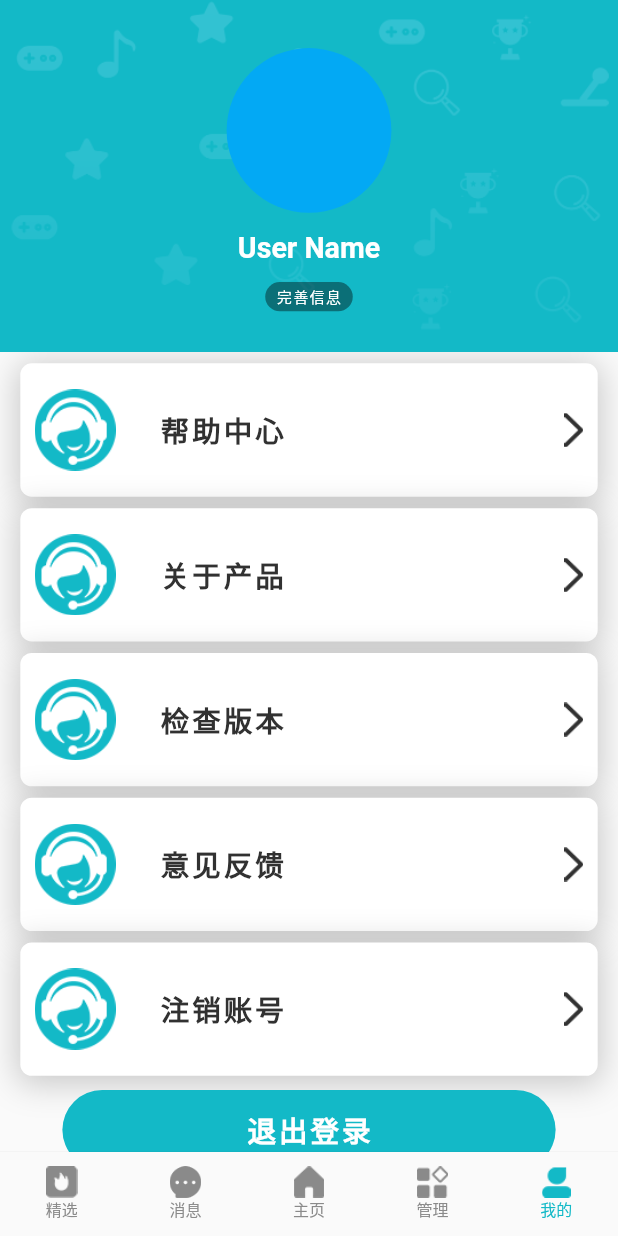
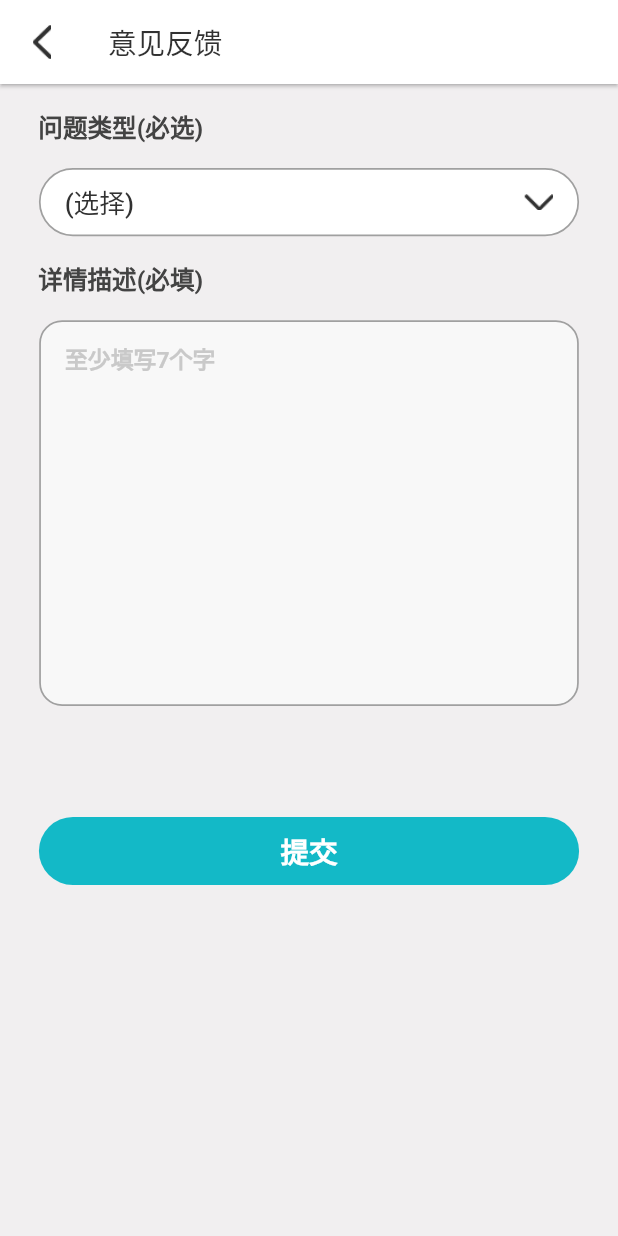
Before and after one commit to zysq-tech/stu_plat, a Flutter app: the HomePage screen opened directly with empty values, item 5 of the bottom bar chosen, after a tap on "意见反馈", on a phone screen of 412 x 824 dp. Run offline on Flutter 3.47's test engine with Material 2 defaults, Android fonts, the phone set to English and light mode, and no system bars; our stand-ins replace convert, dio, expandable, fluro, flutter_rating_bar, flutter_screenutil and 7 more; missing offline and left inert: device_apps, flutter_picker; accounts and stored records are empty; generated files the repository leaves out were written again; statements that could not run were skipped.

Commit message:
feedback page

```diff
--- a/lib/config/route_handlers.dart
+++ b/lib/config/route_handlers.dart
@@ -55,3 +55,9 @@ var helpCenterHandler = Handler(
           data: HelpCenterPageData.fromJson(
               jsonToObject(fluroCnParamsDecode(params['data'][0]))),
         ));
+
+var feedbackHandler = Handler(
+    handlerFunc: (_, params) => FeedbackPage(
+          data: FeedbackPageData.fromJson(
+              jsonToObject(fluroCnParamsDecode(params['data'][0]))),
+        ));
--- a/lib/config/routes.dart
+++ b/lib/config/routes.dart
@@ -13,6 +13,7 @@ class Routes {
   static String editPhoneEmail = '/editPhoneEmail';
   static String unregister = '/unregister';
   static String helpCenter = '/helpCenter';
+  static String feedback = '/feedback';
 
   static void configureRoutes(Router router) {
     router.notFoundHandler = Handler(
@@ -30,5 +31,6 @@ class Routes {
     router.define(editPhoneEmail, handler: editPhoneEmailHandler);
     router.define(unregister, handler: unregisterHandler);
     router.define(helpCenter, handler: helpCenterHandler);
+    router.define(feedback, handler: feedbackHandler);
   }
 }
--- a/lib/data/page_data.dart
+++ b/lib/data/page_data.dart
@@ -113,3 +113,14 @@ class HelpCenterPageData implements IToJson {
   factory HelpCenterPageData.fromJson(Map<String, dynamic> json) =>
       _$HelpCenterPageDataFromJson(json);
 }
+
+@JsonSerializable()
+class FeedbackPageData implements IToJson {
+  FeedbackPageData();
+
+  @override
+  Map<String, dynamic> toJson() => _$FeedbackPageDataToJson(this);
+
+  factory FeedbackPageData.fromJson(Map<String, dynamic> json) =>
+      _$FeedbackPageDataFromJson(json);
+}
--- /dev/null
+++ b/lib/pages/FeedbackPage.dart
@@ -0,0 +1,256 @@
+import 'package:flutter/material.dart';
+import 'package:flutter/services.dart';
+import 'package:flutter_screenutil/flutter_screenutil.dart';
+
+import '../Application.dart';
+import '../data/page_data.dart';
+import '../data/other.dart';
+import '../components/customCard.dart';
+
+class FeedbackPage extends StatefulWidget {
+  FeedbackPage({@required this.data});
+
+  final FeedbackPageData data;
+
+  @override
+  _FeedbackPageState createState() => _FeedbackPageState();
+}
+
+class _FeedbackPageState extends State<FeedbackPage> {
+  ScreenUtil su;
+
+  TextEditingController contentController = TextEditingController();
+  FocusNode contentFocus = FocusNode();
+
+  FocusNode selectorFocus = FocusNode();
+  FocusNode _pageFocus = FocusNode();
+
+  // List<QuestionTypeData> questionList;
+  List<String> questionList;
+  int _selectIndex;
+
+  TextStyle _contentStyle;
+
+  OverlayEntry _selectorEntry;
+
+  LayerLink _layerLink = LayerLink();
+
+  @override
+  void initState() {
+    super.initState();
+    su = Application().screenUtil;
+    _contentStyle = TextStyle(
+        color: hexToColor('#c9c9c9'),
+        fontSize: su.setSp(40),
+        fontWeight: FontWeight.bold);
+    questionList = ['账号密码', '下载', '用户身份', '客户端', '其他'];
+    selectorFocus.addListener(() {
+      if (selectorFocus.hasFocus) {
+        _selectorEntry = createSelectPopupWindow();
+        Overlay.of(context).insert(_selectorEntry);
+      } else {
+        _selectorEntry.remove();
+      }
+    });
+  }
+
+  OverlayEntry createSelectPopupWindow() {
+    return OverlayEntry(
+      builder: (_) => Positioned(
+        width: su.setWidth(944),
+        child: CompositedTransformFollower(
+          link: _layerLink,
+          child: CustomCard(
+            width: su.setWidth(944),
+            // constraints: BoxConstraints(maxHeight: su.setWidth(800)),
+            borderRadius: BorderRadius.circular(su.setWidth(59.5)),
+            border:
+                Border.all(color: hexToColor('#a0a0a0'), width: su.setWidth(3)),
+            boxShadow: CustomCard.noneBoxShadow,
+            child: Column(
+              children: questionList.map((str) {
+                int index = questionList.indexOf(str);
+                return FlatButton(
+                  onPressed: () {
+                    setState(() {
+                      _selectIndex = index;
+                      emptyFocus();
+                    });
+                  },
+                  child: Row(
+                    children: <Widget>[
+                      Text(
+                        questionList[index],
+                        style: TextStyle(
+                            color: hexToColor('#313131'),
+                            fontSize: su.setSp(45)),
+                      )
+                    ],
+                  ),
+                );
+              }).toList(),
+            ),
+          ),
+        ),
+      ),
+    );
+  }
+
+  void onSelectType() {
+    emptyFocus();
+    if (questionList == null) return;
+    FocusScope.of(context).requestFocus(selectorFocus);
+  }
+
+  void submitFeedback() {
+    emptyFocus();
+  }
+
+  void emptyFocus() {
+    FocusScope.of(context).requestFocus(_pageFocus);
+  }
+
+  @override
+  Widget build(BuildContext context) {
+    return Scaffold(
+      backgroundColor: homeBgColor,
+      appBar: AppBar(
+        title: Text(
+          '意见反馈',
+          style:
+              TextStyle(fontSize: su.setSp(50), color: hexToColor('#313131')),
+        ),
+        leading: MaterialButton(
+          child: Image.asset(
+            'assets/icon/icon_return.png',
+            width: su.setWidth(33),
+            height: su.setWidth(61),
+          ),
+          onPressed: () {
+            emptyFocus();
+            Navigator.pop(context);
+          },
+        ),
+      ),
+      body: GestureDetector(
+        onTap: emptyFocus,
+        child: SingleChildScrollView(
+          physics: NeverScrollableScrollPhysics(),
+          child: Center(
+            child: Column(
+              children: <Widget>[
+                buildTips('问题类型(必选)'),
+                buildTypeSelector(),
+                buildTips('详情描述(必填)'),
+                buildContentInput(),
+                buildSubmitBtn()
+              ],
+            ),
+          ),
+        ),
+      ),
+    );
+  }
+
+  CustomCard buildSubmitBtn() {
+    return CustomCard.cricleEnds(
+        width: su.setWidth(944),
+        height: su.setWidth(119),
+        color: mainThemeColor,
+        boxShadow: CustomCard.noneBoxShadow,
+        margin: EdgeInsets.only(top: su.setWidth(194)),
+        child: FlatButton(
+          onPressed: submitFeedback,
+          child: Center(
+            child: Text(
+              '提交',
+              style: TextStyle(
+                  color: Colors.white,
+                  fontSize: su.setSp(50),
+                  fontWeight: FontWeight.bold),
+            ),
+          ),
+        ));
+  }
+
+  CustomCard buildContentInput() {
+    return CustomCard(
+      width: su.setWidth(943),
+      height: su.setWidth(674),
+      color: hexToColor('#f8f8f8'),
+      boxShadow: CustomCard.noneBoxShadow,
+      borderRadius: BorderRadius.circular(su.setWidth(40)),
+      padding: EdgeInsets.symmetric(horizontal: su.setWidth(42)),
+      border: Border.all(color: hexToColor('#a0a0a0'), width: su.setWidth(3)),
+      alignment: Alignment.topLeft,
+      child: TextField(
+        controller: contentController,
+        focusNode: contentFocus,
+        style: _contentStyle,
+        keyboardType: TextInputType.multiline,
+        maxLines: null,
+        inputFormatters: [LengthLimitingTextInputFormatter(100)],
+        decoration: InputDecoration(
+            border: InputBorder.none,
+            hintStyle: _contentStyle,
+            hintText: '至少填写7个字'),
+      ),
+    );
+  }
+
+  Widget buildTypeSelector() {
+    return CompositedTransformTarget(
+      link: _layerLink,
+      child: CustomCard.cricleEnds(
+        width: su.setWidth(944),
+        height: su.setWidth(119),
+        border: Border.all(color: hexToColor('#a0a0a0'), width: su.setWidth(3)),
+        boxShadow: CustomCard.noneBoxShadow,
+        child: FlatButton(
+          onPressed: onSelectType,
+          focusNode: selectorFocus,
+          child: Row(
+            mainAxisAlignment: MainAxisAlignment.spaceBetween,
+            children: <Widget>[
+              Text(
+                _selectIndex == null ? '(选择)' : questionList[_selectIndex],
+                style: TextStyle(
+                    color: hexToColor('#313131'), fontSize: su.setSp(45)),
+              ),
+              Image.asset(
+                'assets/icon/icon_dropdown.png',
+                width: su.setWidth(52),
+                height: su.setWidth(28),
+              )
+            ],
+          ),
+        ),
+      ),
+    );
+  }
+
+  Container buildTips(String text) {
+    return Container(
+      width: su.setWidth(1080),
+      padding: EdgeInsets.symmetric(horizontal: su.setWidth(67)),
+      margin: EdgeInsets.symmetric(vertical: su.setWidth(42)),
+      child: Text(
+        text,
+        style: TextStyle(
+            color: hexToColor('#434343'),
+            fontSize: su.setSp(43),
+            fontWeight: FontWeight.bold),
+      ),
+    );
+  }
+
+  @override
+  void dispose() {
+    contentController.dispose();
+    contentFocus.dispose();
+    selectorFocus.dispose();
+    _pageFocus.dispose();
+
+    super.dispose();
+  }
+}
--- a/lib/pages/index.dart
+++ b/lib/pages/index.dart
@@ -7,3 +7,4 @@ export './UserInfoPage.dart';
 export './EditPhoneEmailPage.dart';
 export './UnregisterPage.dart';
 export './HelpCenterPage.dart';
+export './FeedbackPage.dart';
--- a/lib/pages/views/UserView.dart
+++ b/lib/pages/views/UserView.dart
@@ -88,7 +88,13 @@ class _UserViewState extends State<UserView>
                   }),
                   buildEntranceTab('关于产品', onTap: () {}),
                   buildEntranceTab('检查版本', onTap: () {}),
-                  buildEntranceTab('意见反馈', onTap: () {}),
+                  buildEntranceTab('意见反馈', onTap: () {
+                    String str =
+                        fluroCnParamsEncode(objectToJson(FeedbackPageData()));
+                    Application()
+                        .router
+                        .navigateTo(context, '${Routes.feedback}?data=$str');
+                  }),
                   buildEntranceTab('注销账号', onTap: () {
                     String str =
                         fluroCnParamsEncode(objectToJson(UnregisterPageData()));
```
Also changed, not shown: assets/icon/icon_dropdown.png (added), lib/data/page_data.g.dart.
